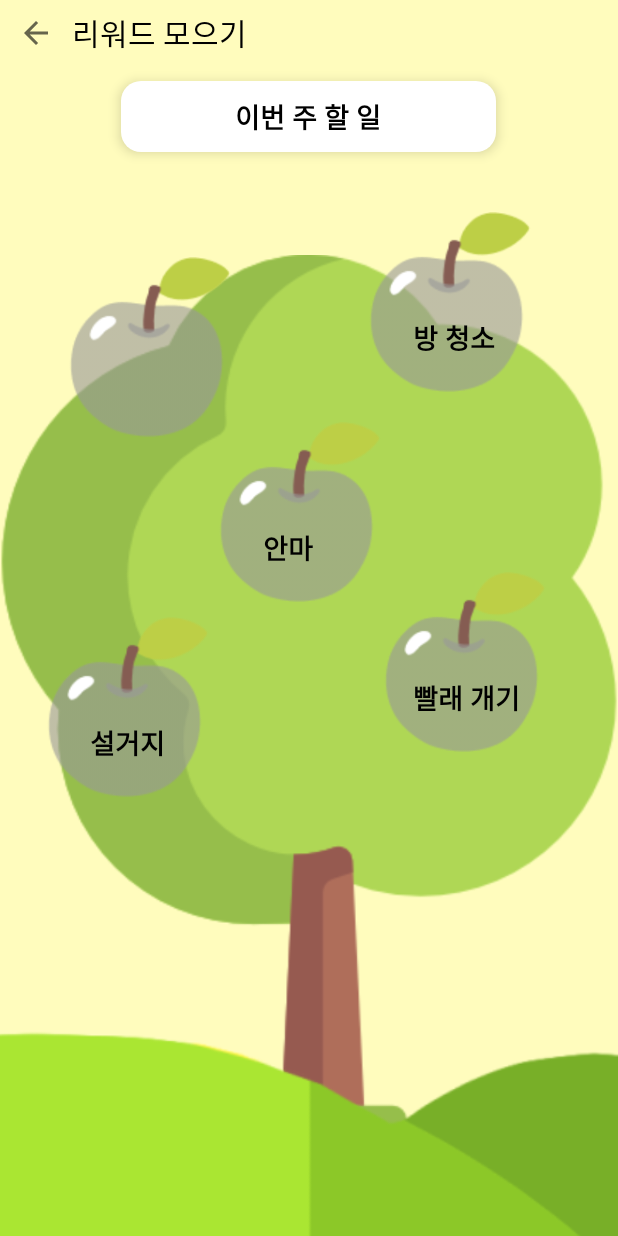
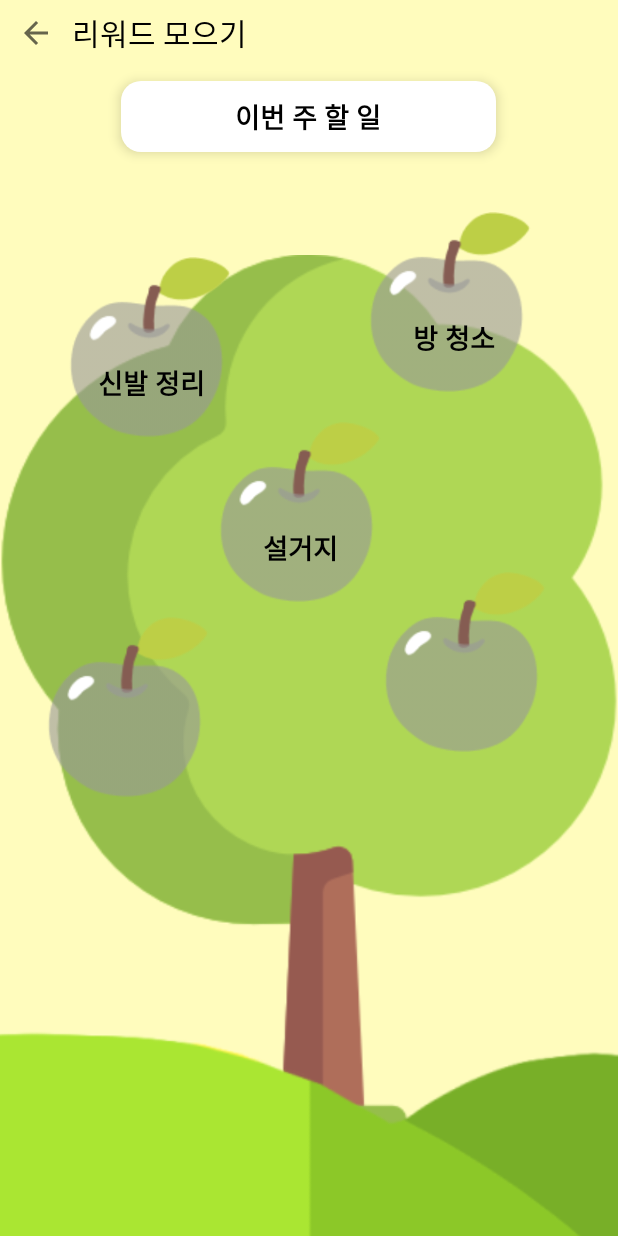
Before and after one commit to Hyun1112/PocketMoney, an Android app: the ChildRewardActivity screen opened directly, with no data from a screen before it, on a phone screen of 412 x 824 dp. Run offline under Robolectric (Android 15) with nearby library versions, the phone set to English and light mode, and no system bars.

Commit message:
5.18 임시값 설정 & 예산버튼 height수정

```diff
--- a/app/src/main/java/kr/co/company/pocketmoney/ChildRewardActivity.java
+++ b/app/src/main/java/kr/co/company/pocketmoney/ChildRewardActivity.java
@@ -10,7 +10,7 @@ import android.widget.ImageButton;
 import android.widget.TextView;
 
 public class ChildRewardActivity extends AppCompatActivity {
-    TextView txt_reward;
+    //TextView txt_reward;
 
     @Override
     protected void onCreate(Bundle savedInstanceState) {
@@ -33,11 +33,11 @@ public class ChildRewardActivity extends AppCompatActivity {
         final TextView btn_selector5 = (TextView) findViewById(R.id.btn_selector5);
 
         //putExtra()로 전달한 값을 출력
-        Intent receiveIntent = getIntent();
-        String receiveMessage = receiveIntent.getStringExtra("message");
-        txt_reward = (TextView) findViewById(R.id.txt_reward1);
-        txt_reward.setTextSize(18);
-        txt_reward.setText(receiveMessage);
+        //Intent receiveIntent = getIntent();
+        //String receiveMessage = receiveIntent.getStringExtra("message");
+        //txt_reward = (TextView) findViewById(R.id.txt_reward1);
+        //txt_reward.setTextSize(18);
+        //txt_reward.setText(receiveMessage);
 
         // 클릭시 선택.
         btn_selector1.setOnClickListener(new View.OnClickListener() {
--- a/app/src/main/java/kr/co/company/pocketmoney/ParentRewardActivity.java
+++ b/app/src/main/java/kr/co/company/pocketmoney/ParentRewardActivity.java
@@ -78,8 +78,8 @@ public class ParentRewardActivity extends AppCompatActivity {
                     String name = edit_name.getText ().toString ();
 
                     //입력받은 값 ChildRewardActivity에 intent
-                    Intent sendIntent = new Intent(getApplicationContext(), ChildRewardActivity.class);
-                    sendIntent.putExtra("message", name);
+                    //Intent sendIntent = new Intent(getApplicationContext(), ChildRewardActivity.class);
+                    //sendIntent.putExtra("message", name);
                     //startActivity(sendIntent);
 
                     edit_name.setText ("");
--- a/app/src/main/res/layout/activity_child_reward.xml
+++ b/app/src/main/res/layout/activity_child_reward.xml
@@ -132,7 +132,7 @@
                 android:id="@+id/txt_reward3"
                 android:layout_width="wrap_content"
                 android:layout_height="wrap_content"
-                android:text="설거지"
+                android:text=""
                 android:textAlignment="center"
                 android:textColor="#000000"
                 android:textSize="18dp"
@@ -144,7 +144,7 @@
                 android:id="@+id/txt_reward4"
                 android:layout_width="wrap_content"
                 android:layout_height="wrap_content"
-                android:text="안마"
+                android:text="설거지"
                 android:textAlignment="center"
                 android:textColor="#000000"
                 android:textSize="18dp"
@@ -156,7 +156,7 @@
                 android:id="@+id/txt_reward5"
                 android:layout_width="wrap_content"
                 android:layout_height="wrap_content"
-                android:text="빨래 개기"
+                android:text=""
                 android:textAlignment="center"
                 android:textColor="#000000"
                 android:textSize="18dp"
--- a/app/src/main/res/layout/activity_cset.xml
+++ b/app/src/main/res/layout/activity_cset.xml
@@ -767,7 +767,7 @@
                 <Button
                     android:id="@+id/budgetMod"
                     android:layout_width="100dp"
-                    android:layout_height="match_parent"
+                    android:layout_height="50dp"
                     android:layout_marginRight="20dp"
                     android:background="@drawable/login_btn_round"
                     android:text="수정"
@@ -777,7 +777,7 @@
                 <Button
                     android:id="@+id/budgetReset"
                     android:layout_width="100dp"
-                    android:layout_height="match_parent"
+                    android:layout_height="50dp"
                     android:layout_marginLeft="20dp"
                     android:background="@drawable/login_btn_round"
                     android:text="초기화"
```
